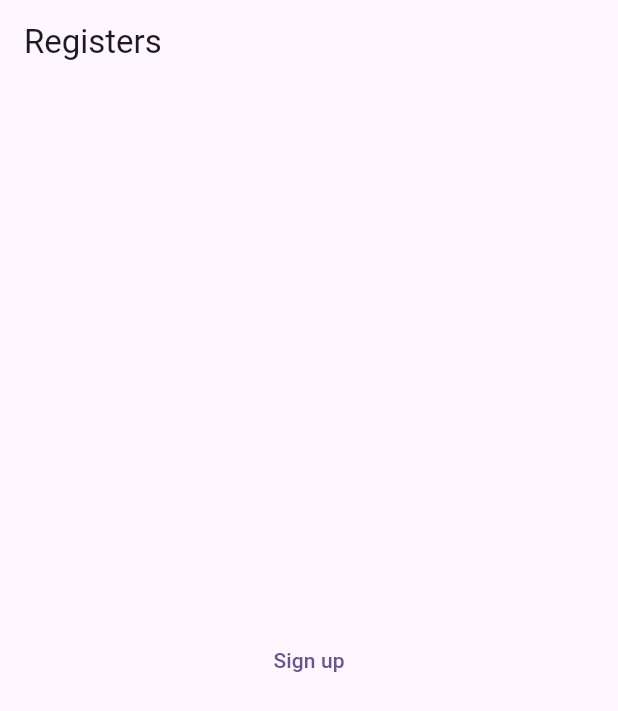
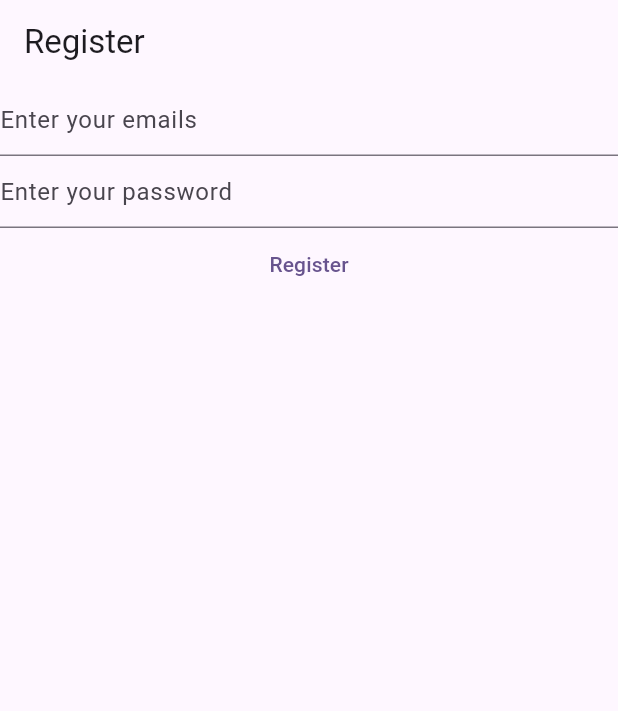
Before and after one commit to hiendinhngoc/mynotes, a Flutter app: the screen it shows after launch, on a phone screen of 412 x 824 dp. Shown: the top 711 px of the screen. Run offline on Flutter 3.47's test engine with Material 3 defaults, Android fonts, the phone set to English and light mode, and no system bars; our stand-ins replace firebase_auth; accounts and stored records are empty.

```diff
--- a/lib/main.dart
+++ b/lib/main.dart
@@ -1,4 +1,5 @@
 import 'package:flutter/material.dart';
+import 'package:firebase_auth/firebase_auth.dart';
 
 void main() {
   runApp(MaterialApp(
@@ -7,20 +8,67 @@ void main() {
       colorScheme: ColorScheme.fromSeed(seedColor: Colors.deepPurple),
       useMaterial3: true,
     ),
-    home: const MyHomePage(),
+    home: const HomePage(),
   ));
 }
 
-class MyHomePage extends StatelessWidget {
-  const MyHomePage({super.key});
+class HomePage extends StatefulWidget {
+  const HomePage({super.key});
+
+  @override
+  State<HomePage> createState() => _HomePageState();
+}
+
+class _HomePageState extends State<HomePage> {
+  late final TextEditingController _email;
+  late final TextEditingController _password;
+
+  @override
+  void initState() {
+    _email = TextEditingController();
+    _password = TextEditingController();
+
+    super.initState();
+  }
+
+  @override
+  void dispose() {
+    _email.dispose();
+    _password.dispose();
+
+    super.dispose();
+  }
 
   @override
   Widget build(BuildContext context) {
     return Scaffold(
-        appBar: AppBar(title: const Text('Registers')),
-        body: Center(
-          child: TextButton(onPressed: () => {}, child: const Text("Sign up")),
-        ));
+        appBar: AppBar(title: const Text('Register')),
+        body: Column(children: [
+          TextField(
+              controller: _email,
+              enableSuggestions: false,
+              autocorrect: false,
+              keyboardType: TextInputType.emailAddress,
+              decoration: const InputDecoration(hintText: 'Enter your emails')),
+          TextField(
+              controller: _password,
+              obscureText: true,
+              enableSuggestions: false,
+              autocorrect: false,
+              decoration:
+                  const InputDecoration(hintText: 'Enter your password')),
+          TextButton(
+              onPressed: () async {
+                final email = _email.text;
+                final password = _password.text;
+                final userCredential = await FirebaseAuth.instance
+                    .createUserWithEmailAndPassword(
+                        email: email, password: password);
+
+                print(userCredential);
+              },
+              child: const Text('Register'))
+        ]));
   }
 }
 
```
